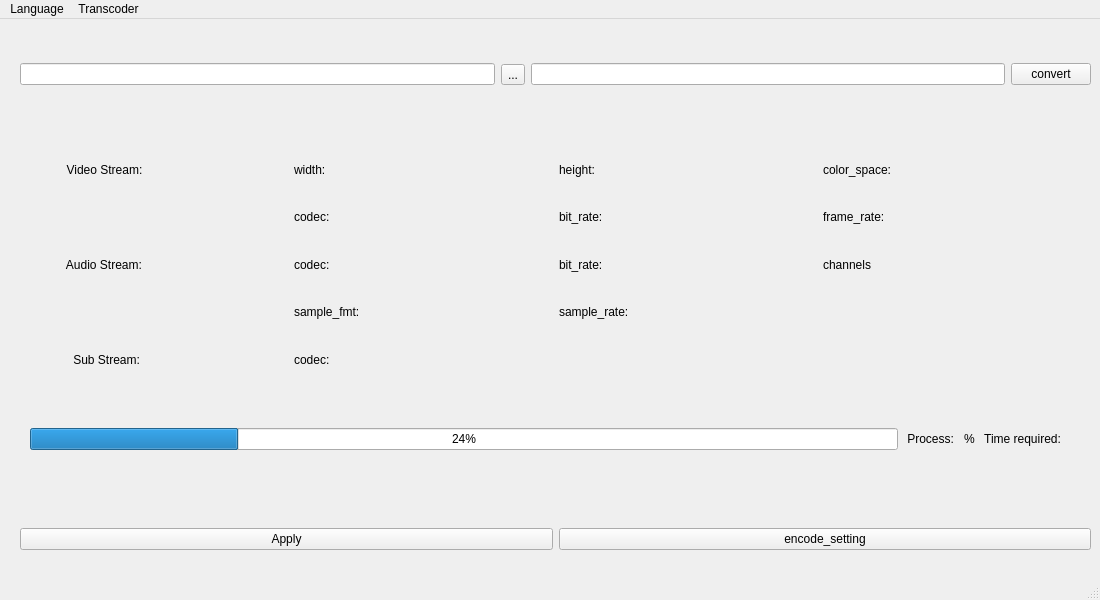
First picture: the form in src/builder/src/open_converter.ui, repository i-Orangeade/OpenConverter, before the edit.
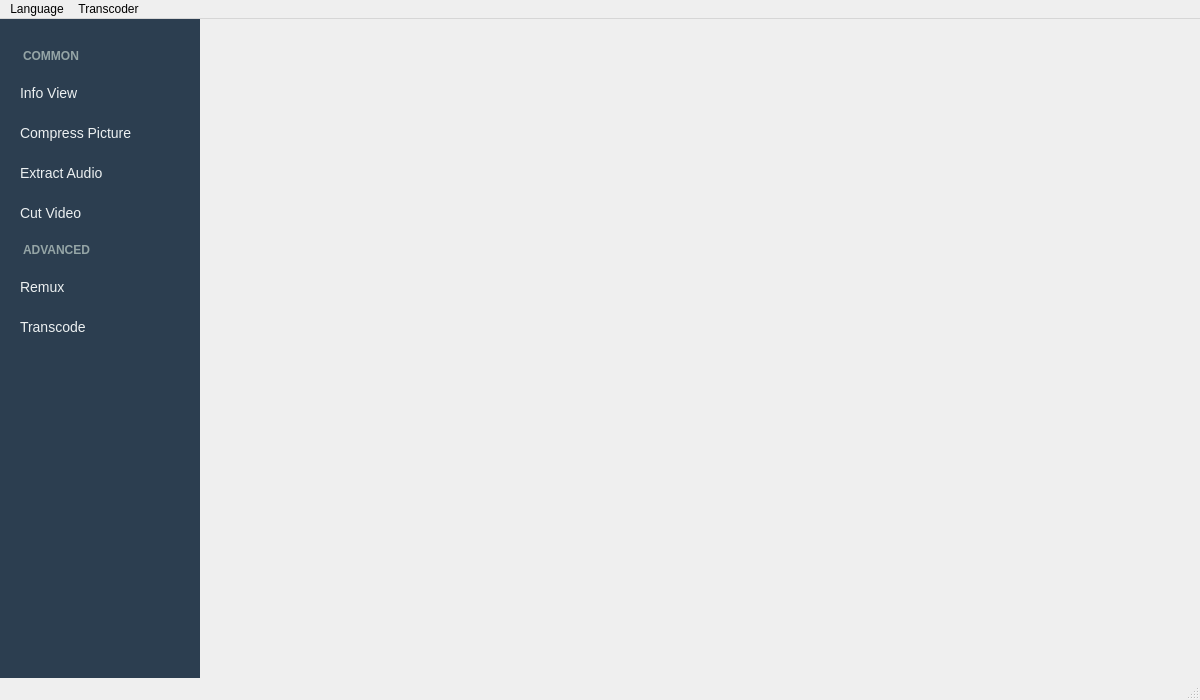
Second picture: the form after the edit.

The edit to the form file:
```diff
--- a/src/builder/src/open_converter.ui
+++ b/src/builder/src/open_converter.ui
@@ -6,349 +6,217 @@
    <rect>
     <x>0</x>
     <y>0</y>
-    <width>1100</width>
-    <height>600</height>
+    <width>1200</width>
+    <height>700</height>
    </rect>
   </property>
   <property name="windowTitle">
    <string>MainWindow</string>
   </property>
   <widget class="QWidget" name="centralwidget">
-   <widget class="QWidget" name="horizontalLayoutWidget_2">
-    <property name="geometry">
-     <rect>
-      <x>20</x>
-      <y>480</y>
-      <width>1071</width>
-      <height>81</height>
-     </rect>
+   <layout class="QHBoxLayout" name="mainHorizontalLayout">
+    <property name="spacing">
+     <number>0</number>
     </property>
-    <layout class="QHBoxLayout" name="horizontalLayout_2">
-     <item>
-      <widget class="QPushButton" name="pushButton_apply">
-       <property name="text">
-        <string>Apply</string>
-       </property>
-      </widget>
-     </item>
-     <item>
-      <widget class="QPushButton" name="pushButton_encodeSetting">
-       <property name="text">
-        <string>encode_setting</string>
-       </property>
-      </widget>
-     </item>
-    </layout>
-   </widget>
-   <widget class="QWidget" name="horizontalLayoutWidget_3">
-    <property name="geometry">
-     <rect>
-      <x>30</x>
-      <y>380</y>
-      <width>1051</width>
-      <height>80</height>
-     </rect>
+    <property name="leftMargin">
+     <number>0</number>
+    </property>
+    <property name="topMargin">
+     <number>0</number>
+    </property>
+    <property name="rightMargin">
+     <number>0</number>
     </property>
-    <layout class="QHBoxLayout" name="horizontalLayout_3">
-     <item>
-      <widget class="QProgressBar" name="progressBar">
-       <property name="value">
-        <number>24</number>
-       </property>
-      </widget>
-     </item>
+    <property name="bottomMargin">
+     <number>0</number>
+    </property>
      <item>
-      <widget class="QLabel" name="label_process">
-       <property name="text">
-        <string> Process: </string>
-       </property>
-      </widget>
-     </item>
-     <item>
-      <widget class="QLabel" name="label_processResult">
-       <property name="text">
-        <string>%</string>
-       </property>
-      </widget>
-     </item>
-     <item>
-      <widget class="QLabel" name="label_timeRequired">
-       <property name="text">
-        <string> Time required:  </string>
-       </property>
-      </widget>
-     </item>
-     <item>
-      <widget class="QLabel" name="label_timeRequiredResult">
-       <property name="text">
-        <string/>
+     <widget class="QWidget" name="leftNavWidget" native="true">
+      <property name="minimumSize">
+       <size>
+        <width>200</width>
+        <height>0</height>
+       </size>
+      </property>
+      <property name="maximumSize">
+       <size>
+        <width>200</width>
+        <height>16777215</height>
+       </size>
+      </property>
+      <property name="styleSheet">
+       <string notr="true">QWidget#leftNavWidget {
+    background-color: #2c3e50;
+}
+
+QPushButton {
+    background-color: transparent;
+    color: #ecf0f1;
+    text-align: left;
+    padding: 12px 20px;
+    border: none;
+    font-size: 14px;
+}
+
+QPushButton:hover {
+    background-color: #34495e;
+}
+
+QPushButton:checked {
+    background-color: #3498db;
+    font-weight: bold;
+}
+
+QLabel {
+    color: #95a5a6;
+    padding: 10px 20px;
+    font-size: 12px;
+    font-weight: bold;
+}
+</string>
+      </property>
+      <layout class="QVBoxLayout" name="navVerticalLayout">
+       <property name="spacing">
+        <number>0</number>
        </property>
-      </widget>
-     </item>
-    </layout>
-   </widget>
-   <widget class="QWidget" name="gridLayoutWidget">
-    <property name="geometry">
-     <rect>
-      <x>30</x>
-      <y>130</y>
-      <width>1051</width>
-      <height>231</height>
-     </rect>
-    </property>
-    <layout class="QGridLayout" name="gridLayout">
-     <item row="3" column="4">
-      <widget class="QLabel" name="label_sampleRate">
-       <property name="text">
-        <string>sample_rate:</string>
+       <property name="leftMargin">
+        <number>0</number>
+       </property>
+       <property name="topMargin">
+        <number>20</number>
        </property>
-      </widget>
-     </item>
-     <item row="1" column="5">
-      <widget class="QLabel" name="label_videoBitRateResult">
-       <property name="text">
-        <string/>
+       <property name="rightMargin">
+        <number>0</number>
        </property>
-      </widget>
-     </item>
-     <item row="2" column="0">
-      <widget class="QLabel" name="label_audioStream">
-       <property name="text">
-        <string>           Audio Stream:</string>
+       <property name="bottomMargin">
+        <number>0</number>
        </property>
-      </widget>
-     </item>
-     <item row="0" column="6">
-      <widget class="QLabel" name="label_colorSpace">
+       <item>
+        <widget class="QLabel" name="labelCommonSection">
        <property name="text">
-        <string>color_space:</string>
+          <string>COMMON</string>
        </property>
       </widget>
      </item>
-     <item row="1" column="3">
-      <widget class="QLabel" name="label_videoCodecResult">
+       <item>
+        <widget class="QPushButton" name="btnInfoView">
        <property name="text">
-        <string/>
-       </property>
-      </widget>
-     </item>
-     <item row="1" column="7">
-      <widget class="QLabel" name="label_frameRateResult">
-       <property name="text">
-        <string/>
+          <string>Info View</string>
+         </property>
+         <property name="checkable">
+          <bool>true</bool>
        </property>
       </widget>
      </item>
-     <item row="0" column="0">
-      <widget class="QLabel" name="label_videoStream">
+       <item>
+        <widget class="QPushButton" name="btnCompressPicture">
        <property name="text">
-        <string>           Video Stream:</string>
-       </property>
-      </widget>
-     </item>
-     <item row="1" column="6">
-      <widget class="QLabel" name="label_frameRate">
-       <property name="text">
-        <string>frame_rate:</string>
+          <string>Compress Picture</string>
+         </property>
+         <property name="checkable">
+          <bool>true</bool>
        </property>
       </widget>
      </item>
-     <item row="2" column="5">
-      <widget class="QLabel" name="label_audioBitRateResult">
+       <item>
+        <widget class="QPushButton" name="btnExtractAudio">
        <property name="text">
-        <string/>
-       </property>
-      </widget>
-     </item>
-     <item row="1" column="4">
-      <widget class="QLabel" name="label_videoBitRate">
-       <property name="text">
-        <string>bit_rate:</string>
+          <string>Extract Audio</string>
+         </property>
+         <property name="checkable">
+          <bool>true</bool>
        </property>
       </widget>
      </item>
-     <item row="4" column="2">
-      <widget class="QLabel" name="label_subCodec">
+       <item>
+        <widget class="QPushButton" name="btnCutVideo">
        <property name="text">
-        <string>codec:</string>
-       </property>
-      </widget>
-     </item>
-     <item row="0" column="4">
-      <widget class="QLabel" name="label_height">
-       <property name="text">
-        <string>height:</string>
+          <string>Cut Video</string>
+         </property>
+         <property name="checkable">
+          <bool>true</bool>
        </property>
       </widget>
      </item>
-     <item row="2" column="4">
-      <widget class="QLabel" name="label_audioBitRate">
+       <item>
+        <widget class="QLabel" name="labelAdvancedSection">
        <property name="text">
-        <string>bit_rate:</string>
+          <string>ADVANCED</string>
        </property>
       </widget>
      </item>
-     <item row="3" column="3">
-      <widget class="QLabel" name="label_sampleFmtResult">
+       <item>
+        <widget class="QPushButton" name="btnRemux">
        <property name="text">
-        <string/>
-       </property>
-      </widget>
-     </item>
-     <item row="0" column="2">
-      <widget class="QLabel" name="label_width">
-       <property name="text">
-        <string>width:</string>
+          <string>Remux</string>
+         </property>
+         <property name="checkable">
+          <bool>true</bool>
        </property>
       </widget>
      </item>
-     <item row="2" column="7">
-      <widget class="QLabel" name="label_channelsResult">
+       <item>
+        <widget class="QPushButton" name="btnTranscode">
        <property name="text">
-        <string/>
-       </property>
-      </widget>
-     </item>
-     <item row="3" column="2">
-      <widget class="QLabel" name="label_sampleFmt">
-       <property name="text">
-        <string>sample_fmt:</string>
+          <string>Transcode</string>
+         </property>
+         <property name="checkable">
+          <bool>true</bool>
        </property>
       </widget>
      </item>
-     <item row="1" column="2">
-      <widget class="QLabel" name="label_videoCodec">
-       <property name="text">
-        <string>codec:</string>
-       </property>
-      </widget>
-     </item>
-     <item row="2" column="3">
-      <widget class="QLabel" name="label_audioCodecResult">
-       <property name="text">
-        <string/>
-       </property>
-      </widget>
-     </item>
-     <item row="0" column="5">
-      <widget class="QLabel" name="label_heightResult">
-       <property name="text">
-        <string/>
-       </property>
-      </widget>
-     </item>
-     <item row="2" column="6">
-      <widget class="QLabel" name="label_channels">
-       <property name="text">
-        <string>channels</string>
+       <item>
+        <spacer name="verticalSpacer">
+         <property name="orientation">
+          <enum>Qt::Vertical</enum>
+         </property>
+         <property name="sizeHint" stdset="0">
+          <size>
+           <width>20</width>
+           <height>40</height>
+          </size>
+         </property>
+        </spacer>
+       </item>
+      </layout>
+     </widget>
+    </item>
+    <item>
+     <widget class="QWidget" name="workspaceWidget" native="true">
+      <layout class="QVBoxLayout" name="workspaceVerticalLayout">
+       <property name="spacing">
+        <number>0</number>
        </property>
-      </widget>
-     </item>
-     <item row="0" column="3">
-      <widget class="QLabel" name="label_widthResult">
-       <property name="text">
-        <string/>
+       <property name="leftMargin">
+        <number>0</number>
        </property>
-      </widget>
-     </item>
-     <item row="0" column="7">
-      <widget class="QLabel" name="label_colorSpaceResult">
-       <property name="text">
-        <string/>
+       <property name="topMargin">
+        <number>0</number>
        </property>
-      </widget>
-     </item>
-     <item row="4" column="0">
-      <widget class="QLabel" name="label_subStream">
-       <property name="text">
-        <string>             Sub Stream: </string>
+       <property name="rightMargin">
+        <number>0</number>
        </property>
-      </widget>
-     </item>
-     <item row="2" column="2">
-      <widget class="QLabel" name="label_audioCodec">
-       <property name="text">
-        <string>codec:</string>
+       <property name="bottomMargin">
+        <number>0</number>
        </property>
-      </widget>
-     </item>
-     <item row="3" column="5">
-      <widget class="QLabel" name="label_sampleRateResult">
-       <property name="text">
-        <string/>
+       <item>
+        <widget class="QStackedWidget" name="stackedWidget">
+         <property name="currentIndex">
+          <number>0</number>
        </property>
       </widget>
      </item>
-     <item row="0" column="1">
-      <widget class="QLabel" name="label_videoStreamResult">
-       <property name="text">
-        <string/>
-       </property>
-      </widget>
-     </item>
-     <item row="2" column="1">
-      <widget class="QLabel" name="label_audioStreamResult">
-       <property name="text">
-        <string/>
-       </property>
-      </widget>
-     </item>
-     <item row="4" column="1">
-      <widget class="QLabel" name="label_subStreamResult">
-       <property name="text">
-        <string/>
-       </property>
-      </widget>
-     </item>
-    </layout>
-   </widget>
-   <widget class="QWidget" name="horizontalLayoutWidget">
-    <property name="geometry">
-     <rect>
-      <x>20</x>
-      <y>10</y>
-      <width>1071</width>
-      <height>91</height>
-     </rect>
-    </property>
-    <layout class="QHBoxLayout" name="horizontalLayout">
-     <item>
-      <widget class="QLineEdit" name="lineEdit_inputFile">
-       <property name="text">
-        <string/>
-       </property>
-      </widget>
-     </item>
-     <item>
-      <widget class="QToolButton" name="toolButton">
-       <property name="text">
-        <string>...</string>
-       </property>
-      </widget>
-     </item>
-     <item>
-      <widget class="QLineEdit" name="lineEdit_outputFile">
-       <property name="text">
-        <string/>
-       </property>
-      </widget>
-     </item>
-     <item>
-      <widget class="QPushButton" name="pushButton_convert">
-       <property name="text">
-        <string>convert</string>
-       </property>
-      </widget>
-     </item>
-    </layout>
-   </widget>
+      </layout>
+     </widget>
+    </item>
+   </layout>
   </widget>
   <widget class="QMenuBar" name="menubar">
    <property name="geometry">
     <rect>
      <x>0</x>
      <y>0</y>
-     <width>1100</width>
+     <width>1200</width>
      <height>24</height>
     </rect>
    </property>
```
Lines whose indentation alone changed are shown as unchanged.
